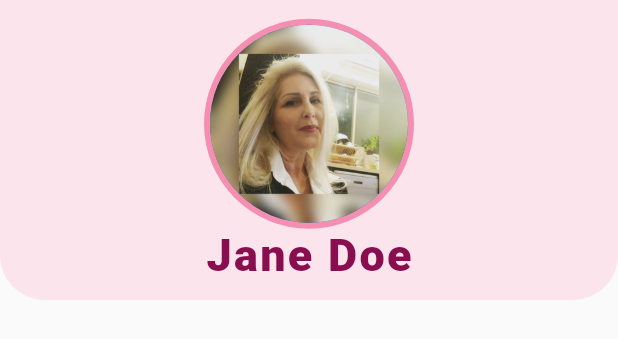
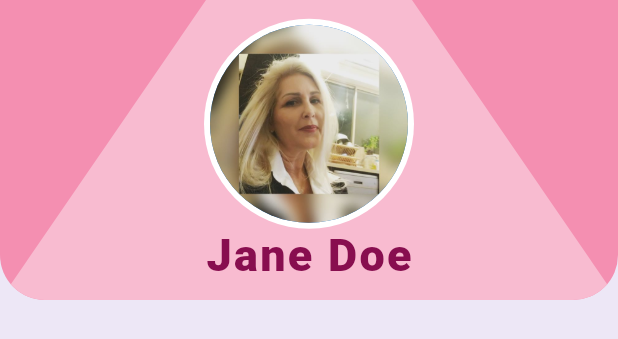
Before and after one commit to damirbar/order_app, a Flutter app: the ProfileTab widget shown alone on an empty page, opened directly, on a phone screen of 412 x 824 dp. Shown: the top 339 px of the screen. Run offline on Flutter 3.47's test engine with Material 2 defaults, Android fonts, the phone set to English and light mode, and no system bars.

Commit message:
Styling the profile page

```diff
--- a/lib/tabs/profile_tab.dart
+++ b/lib/tabs/profile_tab.dart
@@ -11,7 +11,9 @@ class ProfileTab extends StatelessWidget {
 
   @override
   Widget build(BuildContext context) {
-    return ListView(
+    return Container(
+      color: Colors.deepPurple[50],
+      child: ListView(
         children: <Widget>[
           ClipRRect(
             borderRadius: BorderRadius.only(
@@ -19,20 +21,26 @@ class ProfileTab extends StatelessWidget {
               bottomRight: Radius.circular(30.0),
             ),
             child: Container(
-            color: Colors.pink[50],
+              height: 200.0,
+              color: Colors.pink[200],
+              child: ClipPath(
+                clipper: ProfileTopClipper(),
+                child: Container(
+                  color: Colors.pink[100],
                   height: 200.0,
                   child: Column(
                     mainAxisAlignment: MainAxisAlignment.center,
                     children: <Widget>[
                       CircleAvatar(
-                  backgroundColor: Colors.pink[200],
+                        backgroundColor: Colors.white,
                         radius: 70.0,
                         child: CircleAvatar(
                           backgroundImage: AssetImage(user.profilePic),
                           radius: 66.0,
                         ),
                       ),
-                Column(children: <Widget>[
+                      Column(
+                        children: <Widget>[
                           Text(
                             '${user.firstName} ${user.lastName}',
                             style: TextStyle(
@@ -42,12 +50,40 @@ class ProfileTab extends StatelessWidget {
                               letterSpacing: 1.5,
                             ),
                           ),
-                ],)
+                        ],
+                      )
                     ],
                   ),
                 ),
               ),
+            ),
+          ),
+          Container(
+            height: 200,
+            // color: Colors.blue,
+          )
         ],
+      ),
     );
   }
 }
+
+class ProfileTopClipper extends CustomClipper<Path> {
+  @override
+  getClip(Size size) {
+    Path path = new Path();
+    path.addPolygon([
+      Offset(0, size.height),
+      Offset(size.width / 3, 0),
+      Offset((size.width * 2) / 3, 0),
+      Offset(size.width, size.height),
+    ], true);
+    // path.lineTo(size.width-500, size.height-500);
+    return path;
+  }
+
+  @override
+  bool shouldReclip(CustomClipper oldClipper) {
+    return true;
+  }
+}
```
Also changed, not shown: lib/tabs/home_tab.dart (+8 -4 lines). Lines whose indentation alone changed are shown as unchanged.
